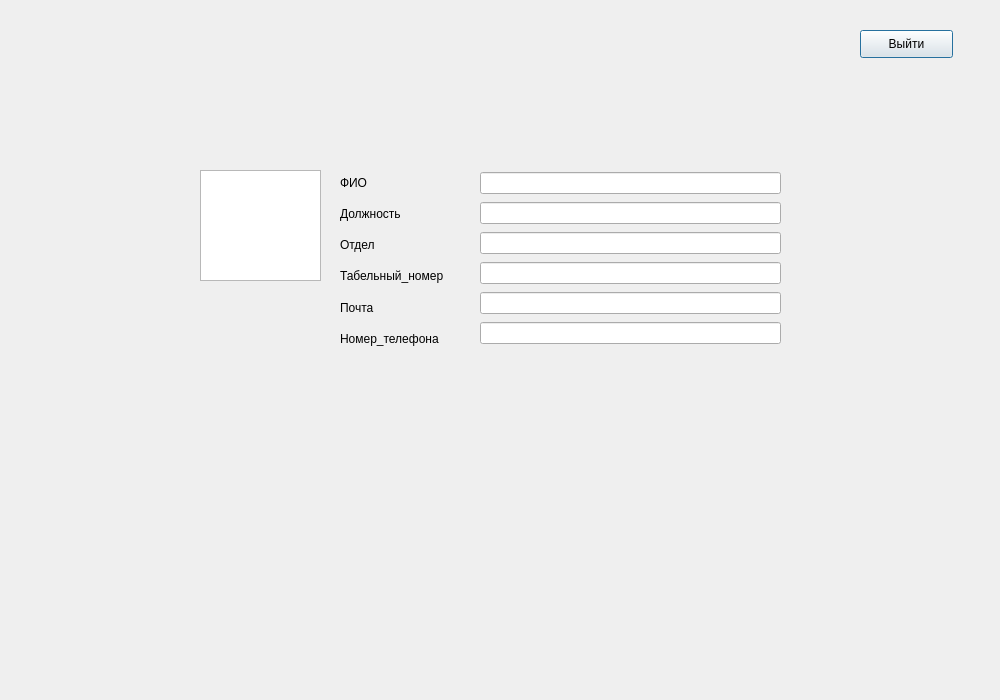
Qt form .ui/lk.ui (lilbaby344/Diplom) before a commit.
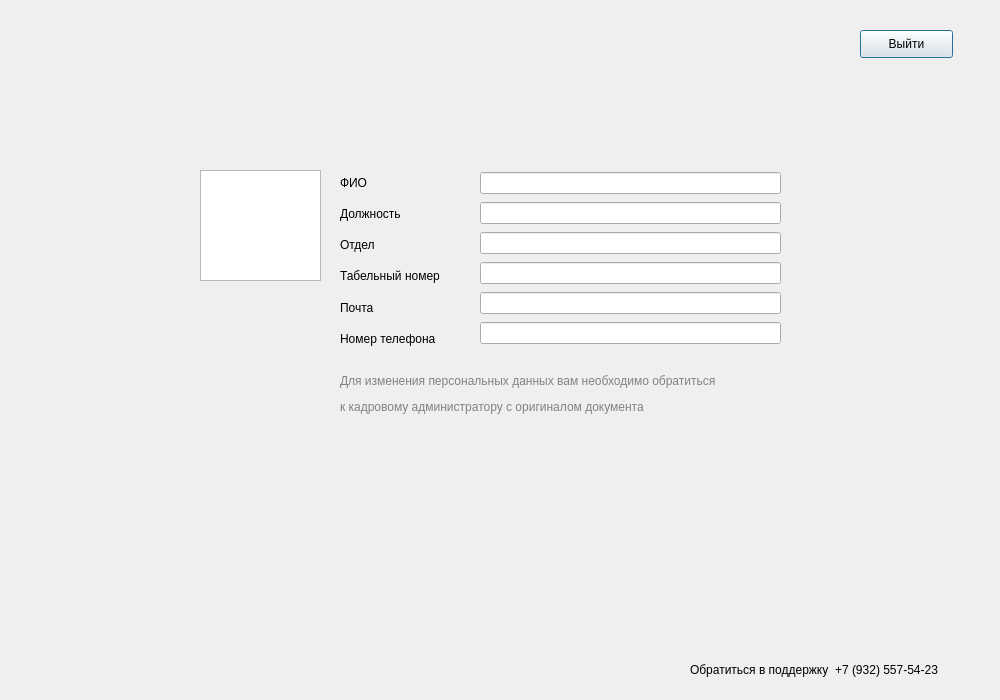
The same form after that commit.

```diff
--- a/.ui/lk.ui
+++ b/.ui/lk.ui
@@ -70,7 +70,7 @@
     <item>
      <widget class="QLabel" name="Tabnum">
       <property name="text">
-       <string>Табельный_номер</string>
+       <string>Табельный номер</string>
       </property>
      </widget>
     </item>
@@ -84,7 +84,7 @@
     <item>
      <widget class="QLabel" name="Phone">
       <property name="text">
-       <string>Номер_телефона</string>
+       <string>Номер телефона</string>
       </property>
      </widget>
     </item>
@@ -120,6 +120,52 @@
     </item>
    </layout>
   </widget>
+  <widget class="QLabel" name="label_3">
+   <property name="geometry">
+    <rect>
+     <x>690</x>
+     <y>660</y>
+     <width>291</width>
+     <height>20</height>
+    </rect>
+   </property>
+   <property name="text">
+    <string>Обратиться в поддержку  +7 (932) 557-54-23</string>
+   </property>
+  </widget>
+  <widget class="QLabel" name="label">
+   <property name="enabled">
+    <bool>true</bool>
+   </property>
+   <property name="geometry">
+    <rect>
+     <x>340</x>
+     <y>370</y>
+     <width>404</width>
+     <height>49</height>
+    </rect>
+   </property>
+   <property name="font">
+    <font>
+     <family>Arial</family>
+    </font>
+   </property>
+   <property name="mouseTracking">
+    <bool>true</bool>
+   </property>
+   <property name="text">
+    <string>&lt;html&gt;&lt;head/&gt;&lt;body&gt;&lt;p&gt;&lt;span style=&quot; color:#828282;&quot;&gt;Для изменения персональных данных вам необходимо обратиться&lt;/span&gt;&lt;/p&gt;&lt;p&gt;&lt;span style=&quot; color:#828282;&quot;&gt;к кадровому администратору с оригиналом документа&lt;/span&gt;&lt;/p&gt;&lt;/body&gt;&lt;/html&gt;</string>
+   </property>
+   <property name="scaledContents">
+    <bool>false</bool>
+   </property>
+   <property name="wordWrap">
+    <bool>false</bool>
+   </property>
+   <property name="buddy">
+    <cstring></cstring>
+   </property>
+  </widget>
  </widget>
  <resources/>
  <connections/>
```
